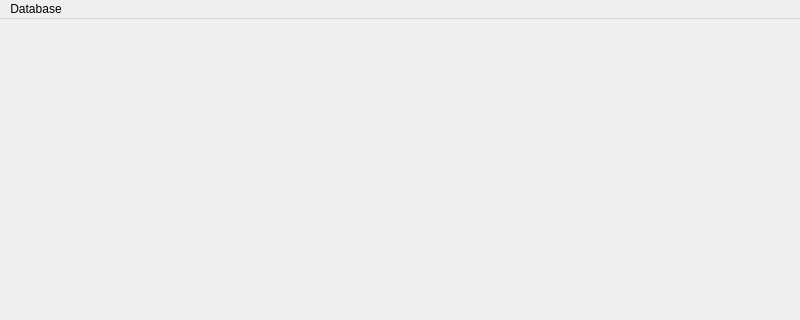
The window that CollegeTouring/mainwindow.ui (Ykhan799/CollegeTouringS21) describes before a commit, drawn with Qt 5; both pictures show x 0 to 800 and y 0 to 320 of the 800 by 600 pixel window.
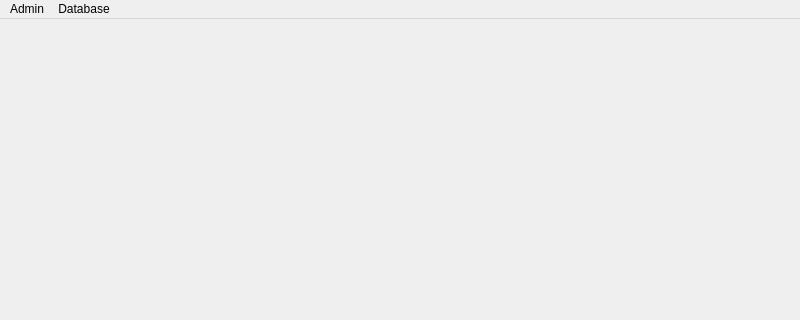
The same window after the commit.

Commit message:
move around UI elements
Separate the database and admin tabs

Patch:
```diff
--- a/CollegeTouring/mainwindow.ui
+++ b/CollegeTouring/mainwindow.ui
@@ -25,14 +25,21 @@
    </property>
    <widget class="QMenu" name="menuDatabase">
     <property name="title">
-     <string>Database</string>
+     <string>Admin</string>
     </property>
     <addaction name="separator"/>
     <addaction name="actionOpen_Database"/>
     <addaction name="actionLog_In"/>
     <addaction name="actionLog_Out"/>
    </widget>
+   <widget class="QMenu" name="menuDatabase_2">
+    <property name="title">
+     <string>Database</string>
+    </property>
+    <addaction name="actionView_Database"/>
+   </widget>
    <addaction name="menuDatabase"/>
+   <addaction name="menuDatabase_2"/>
   </widget>
   <widget class="QStatusBar" name="statusbar"/>
   <action name="actionOpen_Database">
```
Left out of the diff: 14 changed lines with no effect on the pictures. The commit also changes 2 other files.
